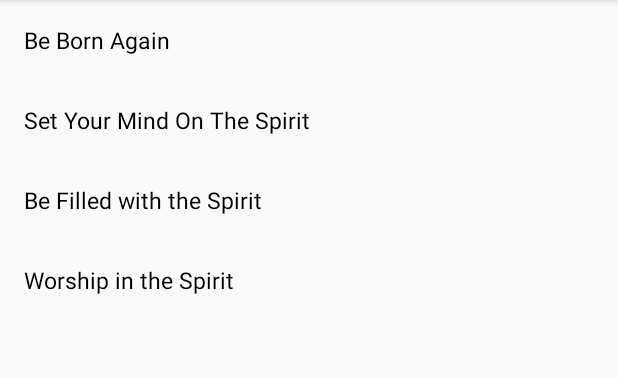
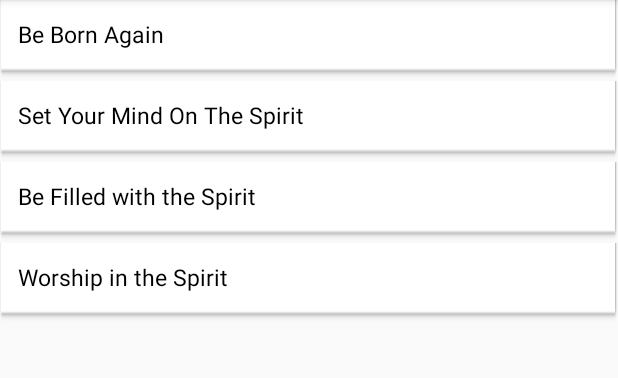
Before and after one commit to johnedmiston/MP3Learn, an Android app: the screen it shows after launch (MainActivity), after a tap on "Spiritual Continuum", on a phone screen of 412 x 824 dp, the part 84-462 px from its top. Run offline under Robolectric (Android 15) with nearby library versions, the phone set to English and light mode, and no system bars.

Commit message:
Finished Recycler view button
Finished Recycler view button

```diff
--- a/AudioApp/app/src/main/res/layout/layout_course_listitem.xml
+++ b/AudioApp/app/src/main/res/layout/layout_course_listitem.xml
@@ -3,24 +3,16 @@
     android:id="@+id/parent_layout"
     android:layout_width="wrap_content"
     android:layout_height="wrap_content"
-    android:padding="@dimen/fab_margin">
+    android:background="@drawable/background_list"
+    android:padding="12dp">
 
 
     <TextView
         android:id="@+id/course_name"
-        android:layout_width="match_parent"
+        android:layout_width="370dp"
         android:layout_height="wrap_content"
         android:text="Course Name"
         android:textColor="#000"
         android:textSize="15dp" />
 
-
-    <!--
-
-        <de.hdodenhof.circleimageview.CircleImageView
-            android:layout_width="80dp"
-            android:layout_height="80dp"
-            android:id="@+id/image"
-            android:src="@mipmap/ic_launcher"/>
-    -->
 </LinearLayout>
```
Also changed, not shown: AudioApp/app/src/main/res/drawable/background_list.png (added).
